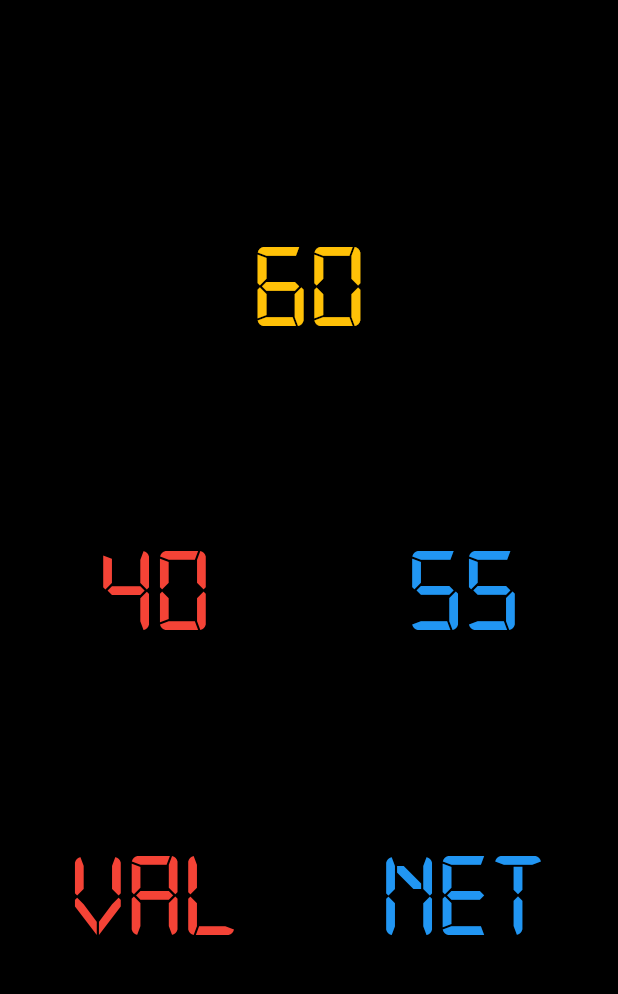
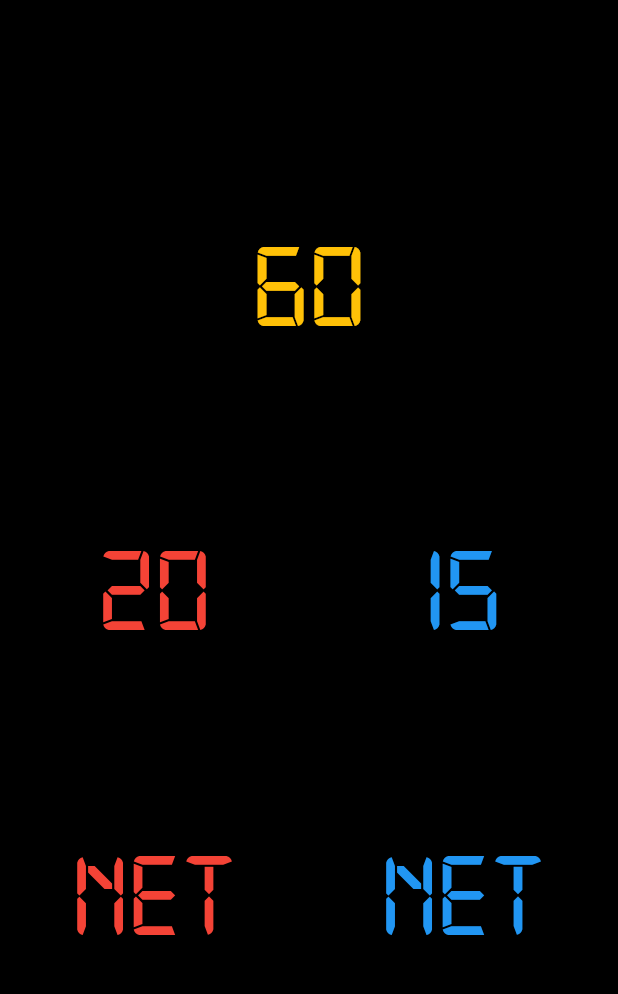
Before and after one commit to david1707/marcador_pilota, a Flutter app: the screen it shows after launch, on a phone screen of 412 x 824 dp, the part 84-1078 px from its top. Run offline on Flutter 3.47's test engine with Material 2 defaults, Android fonts, the phone set to English and light mode, and no system bars.

Commit message:
Marcador created

```diff
--- /dev/null
+++ b/lib/models/marcador.dart
@@ -0,0 +1,21 @@
+List<dynamic> _quinzesList = ['NET', 15, 30, 'VAL'];
+
+class Marcador {
+  int _jocsMax;
+  List<int> _quinzes = [0, 0];
+  List<int> _jocs = [4, 3];
+
+  Marcador(this._jocsMax);
+
+  void addQuinze(int equip) {
+    // Si té VAL, fes joc i reseteja els quinzes
+    // Si té 30 (2) i el rival VAL (3), fica a 2
+    // Si no, fa quinze de forma normal (+1);
+  }
+
+  String get getQuinzesRojosText => _quinzesList[_quinzes[0]].toString();
+  String get getQuinzesBlausText => _quinzesList[_quinzes[1]].toString();
+  String get getJocsRojosText => (_jocs[0] * 5).toString();
+  String get getJocsBlausText => (_jocs[1] * 5).toString();
+  String get getJocsMax => _jocsMax.toString();
+}
--- a/lib/screens/marcador_screen.dart
+++ b/lib/screens/marcador_screen.dart
@@ -1,9 +1,17 @@
 import 'package:flutter/material.dart';
 
+import '../models/marcador.dart';
 import '../widgets/text_marcador.dart';
 
-class MarcadorScreen extends StatelessWidget {
+class MarcadorScreen extends StatefulWidget {
   static const String routeName = '/marcador';
+
+  @override
+  _MarcadorScreenState createState() => _MarcadorScreenState();
+}
+
+class _MarcadorScreenState extends State<MarcadorScreen> {
+  Marcador marcador = Marcador(60);
 
   @override
   Widget build(BuildContext context) {
@@ -22,7 +30,7 @@ class MarcadorScreen extends StatelessWidget {
               mainAxisAlignment: MainAxisAlignment.spaceEvenly,
               children: [
                 TextMarcador(
-                  text: '60',
+                  text: marcador.getJocsMax,
                   color: Colors.amber,
                 )
               ],
@@ -31,13 +39,16 @@ class MarcadorScreen extends StatelessWidget {
               children: [
                 Expanded(
                   child: TextMarcador(
-                    text: '40',
+                    text: marcador.getJocsRojosText,
                     color: Colors.red,
                   ),
                   flex: 1,
                 ),
                 Expanded(
-                    child: TextMarcador(text: '55', color: Colors.blue),
+                    child: TextMarcador(
+                      text: marcador.getJocsBlausText,
+                      color: Colors.blue,
+                    ),
                     flex: 1),
               ],
             ),
@@ -45,13 +56,16 @@ class MarcadorScreen extends StatelessWidget {
               children: [
                 Expanded(
                   child: TextMarcador(
-                    text: 'VAL',
+                    text: marcador.getQuinzesRojosText,
                     color: Colors.red,
                   ),
                   flex: 1,
                 ),
                 Expanded(
-                    child: TextMarcador(text: 'NET', color: Colors.blue),
+                    child: TextMarcador(
+                      text: marcador.getQuinzesBlausText,
+                      color: Colors.blue,
+                    ),
                     flex: 1),
               ],
             ),
```
Also changed, not shown: 1 other file.
